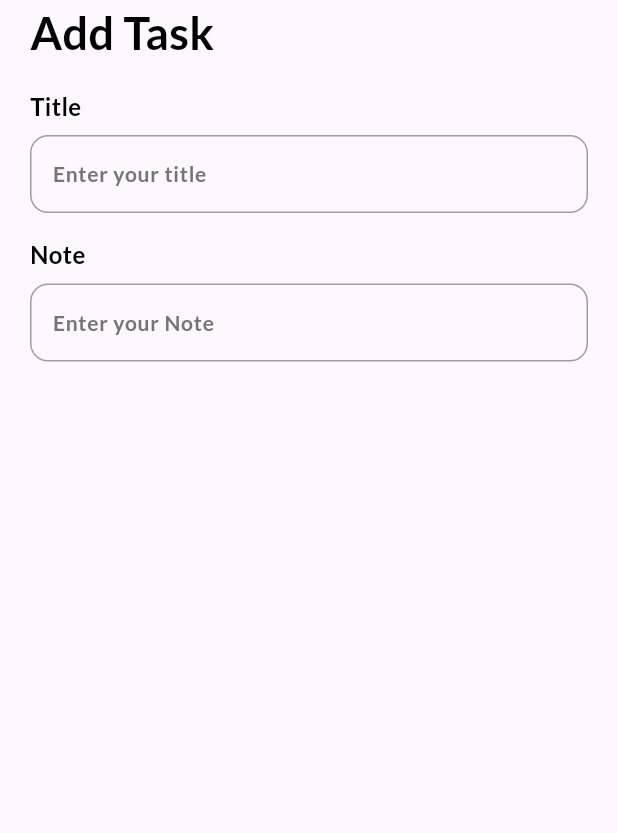
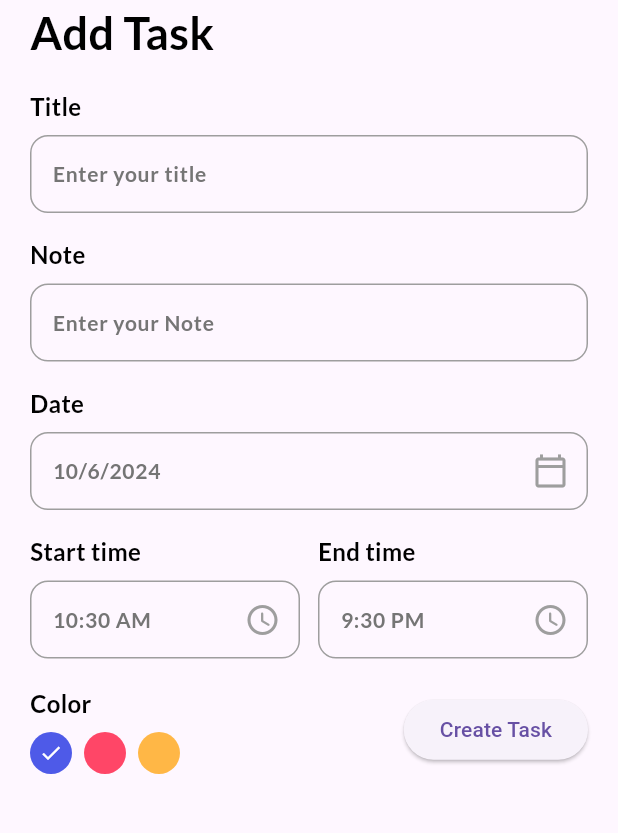
Before and after one commit to caernations/to_do_app, a Flutter app: the AddTaskPage screen opened directly, on a phone screen of 412 x 824 dp, the part 84-917 px from its top. Run offline on Flutter 3.47's test engine with Material 3 defaults, Android fonts, the phone set to English and light mode, and no system bars; our stand-ins replace date_picker_timeline, get, get_storage, google_fonts; accounts and stored records are empty.

Commit message:
finish add task fields + submit button

```diff
--- a/lib/ui/add_task_bar.dart
+++ b/lib/ui/add_task_bar.dart
@@ -1,14 +1,27 @@
 import 'package:flutter/cupertino.dart';
 import 'package:flutter/material.dart';
 import 'package:get/get.dart';
+import 'package:intl/intl.dart';
 import 'package:to_do_app/ui/theme.dart';
 import 'package:to_do_app/ui/widgets/input_field.dart';
 
 import '../services/theme_services.dart';
 
-class AddTaskPage extends StatelessWidget {
+class AddTaskPage extends StatefulWidget {
   const AddTaskPage({Key? key}) : super(key: key);
 
+  @override
+  State<AddTaskPage> createState() => _AddTaskPageState();
+}
+
+class _AddTaskPageState extends State<AddTaskPage> {
+  final TextEditingController _titleController = TextEditingController();
+  final TextEditingController _noteController = TextEditingController();
+  DateTime _selectedDate = DateTime.now();
+  String _endTime = "9:30 PM";
+  String _startTime = DateFormat("hh:mm a").format(DateTime.now()).toString();
+
+  int _selectedColor = 0;
   @override
   Widget build (BuildContext context) {
     return Scaffold(
@@ -22,11 +35,84 @@ class AddTaskPage extends StatelessWidget {
               Text("Add Task",
               style: headingStyle,),
               InputField(title: "Title", hint: "Enter your title"),
-              InputField(title: "Note", hint: "Enter your Note")
+              InputField(title: "Note", hint: "Enter your Note"),
+              InputField(title: "Date", hint: DateFormat.yMd().format(_selectedDate),
+              widget: IconButton(
+                icon: Icon(Icons.calendar_today_outlined,
+                color: Colors.grey),
+                onPressed: () {
+                  _getDateFromUser();
+
+                },
+              )),
+              Row(
+                children: [
+                  Expanded(
+                      child: InputField(title: "Start time", hint: _startTime,widget: IconButton(onPressed: () {_getTimeFromUser(true);}, icon: Icon(Icons.access_time_rounded, color: Colors.grey,)))),
+                  SizedBox(width: 12),
+                  Expanded(
+                      child: InputField(title: "End time", hint: _endTime,widget: IconButton(onPressed: () {_getTimeFromUser(false);}, icon: Icon(Icons.access_time_rounded, color: Colors.grey,))))
+                ],
+              ),
+              SizedBox(height: 18),
+              Row(
+                mainAxisAlignment: MainAxisAlignment.spaceBetween,
+                crossAxisAlignment: CrossAxisAlignment.center,
+                children: [
+                  _colorPalette(),
+                  ElevatedButton(
+                    onPressed: () { Get.back(); },
+                    child: Text("Create Task"),
+                  )
+                ],
+              )
             ],
           ),
         ),
       ),
+    );
+  }
+
+  _validateData() {
+
+  }
+
+  _colorPalette() {
+    return Column(
+      crossAxisAlignment: CrossAxisAlignment.start,
+      children: [
+        Text(
+          "Color",
+          style: titleStyle,
+        ),
+        SizedBox(height: 8.0,),
+        Wrap(
+          children: List<Widget>.generate(
+              3,
+                  (int index) {
+                return GestureDetector(
+                  onTap: () {
+                    setState(() {
+                      _selectedColor = index;
+                    });
+                  },
+                  child: Padding(
+                    padding: const EdgeInsets.only(right: 8.0),
+                    child: CircleAvatar (
+                      radius: 14,
+                      backgroundColor: index == 0 ? primaryClr : index == 1 ? pinkclr : yellowClr,
+                      child: _selectedColor == index ? Icon(
+                        Icons.done,
+                        color: Colors.white,
+                        size: 16,
+                      ) : Container(),
+                    ),
+                  ),
+                );
+              }
+          ),
+        )
+      ],
     );
   }
 
@@ -49,4 +135,49 @@ class AddTaskPage extends StatelessWidget {
       ],
     );
   }
+
+  _getDateFromUser() async {
+    DateTime ? _pickerDate = await showDatePicker(
+        context: context,
+        initialDate: DateTime.now(),
+        firstDate: DateTime(2019),
+        lastDate: DateTime(2090)
+    );
+
+    if (_pickerDate != null) {
+      setState(() {
+        _selectedDate = _pickerDate;
+        print(_selectedDate);
+      });
+    } else {
+      print("Please insert a valid date.");
+    }
+  }
+
+  _getTimeFromUser(bool isStartTime) async {
+    var _pickedTime = await _showTimePicker();
+    String _formattedTime = _pickedTime.format(context);
+    if (_pickedTime == null) {
+      print("Please insert a valid time");
+    } else if(isStartTime == true){
+      setState(() {
+        _startTime = _formattedTime;
+      });
+    } else if(isStartTime == false) {
+      setState(() {
+        _endTime = _formattedTime;
+      });
+    }
+  }
+
+  _showTimePicker() {
+    return showTimePicker(
+        initialEntryMode: TimePickerEntryMode.input,
+        context: context,
+        initialTime: TimeOfDay(
+            hour: int.parse(_startTime.split(":")[0]),
+            minute: int.parse(_startTime.split(":")[1].split(" ")[0])
+        )
+    );
+  }
 }
--- a/lib/ui/widgets/input_field.dart
+++ b/lib/ui/widgets/input_field.dart
@@ -44,6 +44,7 @@ class InputField extends StatelessWidget {
               children: [
                 Expanded(
                     child: TextFormField(
+                      readOnly: widget == null? false : true ,
                       autofocus: false,
                       cursorColor: Get.isDarkMode ? Colors.grey[100] : Colors.grey[700],
                       controller: controller,
@@ -64,7 +65,8 @@ class InputField extends StatelessWidget {
                         )
                       ),
                     )
-                )
+                ),
+                widget == null ? Container() : Container(child: widget,)
               ],
             ),
           )
```
